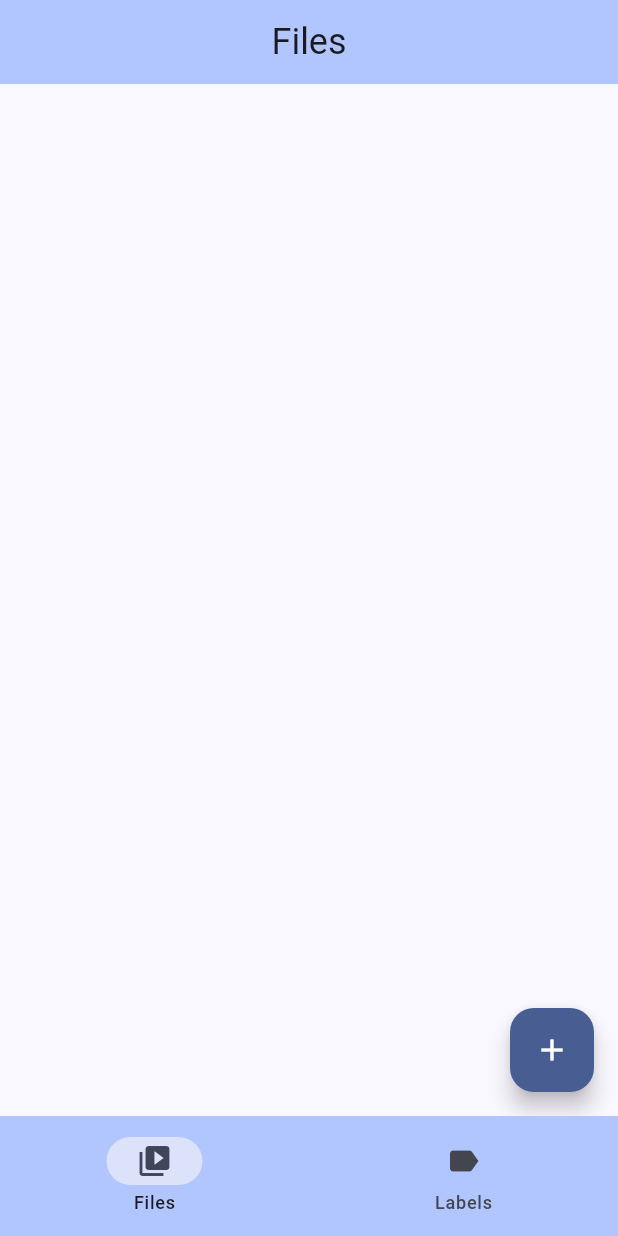
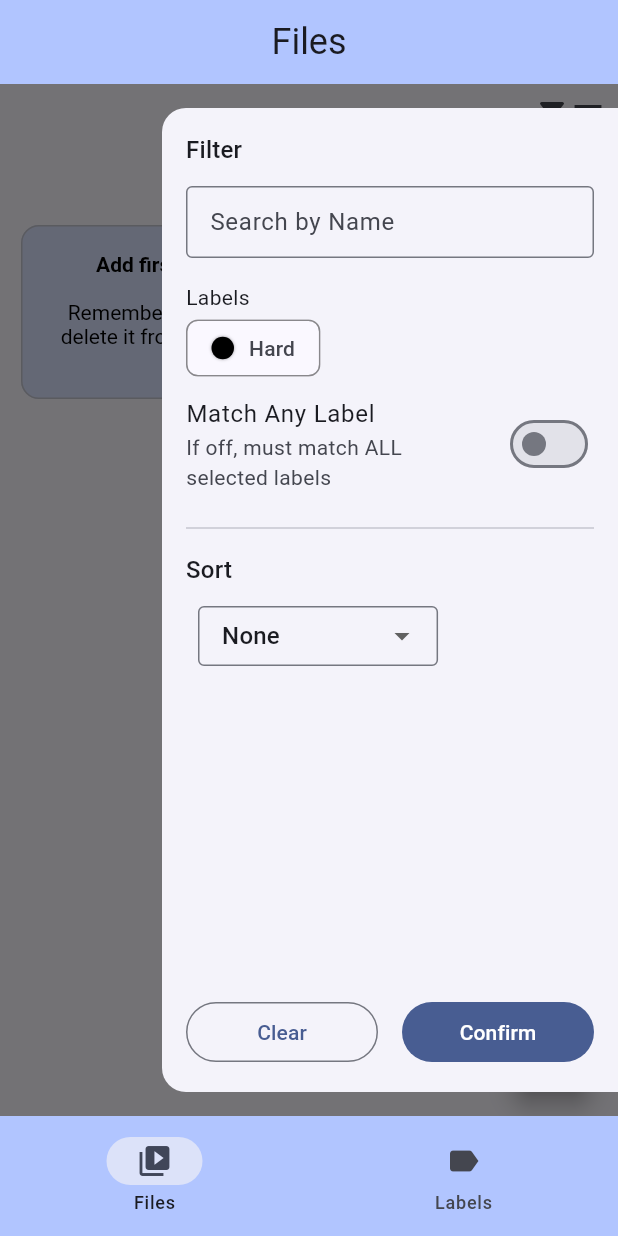
Before and after one commit to bpiasecka/gallaerial, a Flutter app: the screen it shows after launch, with the side drawer open (before the commit the screen has no drawer), on a phone screen of 412 x 824 dp. Run offline on Flutter 3.47's test engine with Material 3 defaults, Android fonts, the phone set to English and light mode, and no system bars; our stand-ins replace bloc, flutter_bloc, flutter_colorpicker, fpdart, get_it, hive and 2 more; missing offline and left inert: photo_manager, wechat_assets_picker; accounts and stored records are empty.

Commit message:
Presentation layer for filtering and sorting videos

```diff
--- a/lib/domain/entities/filter_model.dart
+++ b/lib/domain/entities/filter_model.dart
@@ -14,12 +14,13 @@ class FilterModel {
       }
     }
     if(tagIds != null && tagIds!.isNotEmpty){
+      if(video.tagIds.isEmpty) return false;
       if(alternativeTags){
         if(!video.tagIds.any((tagId) => tagIds!.contains(tagId))){
           return false;
         }
       } else{
-        if(video.tagIds.any((tagId) => !tagIds!.contains(tagId))){
+        if(tagIds!.any((selectedTag) => !video.tagIds.contains(selectedTag))){
           return false;
         }
       }
@@ -27,4 +28,8 @@ class FilterModel {
 
     return true;
   }
+
+  bool isEmpty(){
+    return (name == null || name!.isEmpty) && (tagIds == null || tagIds!.isEmpty);
+  }
 }
--- /dev/null
+++ b/lib/presentation/video_list/filter_sort_app_bar.dart
@@ -0,0 +1,189 @@
+import 'package:collection/collection.dart';
+import 'package:flutter/material.dart';
+import 'package:flutter_bloc/flutter_bloc.dart';
+import 'package:gallaerial/domain/entities/filter_model.dart';
+import 'package:gallaerial/domain/entities/sort_model.dart';
+import 'package:gallaerial/extensions/color_extension.dart';
+import 'package:gallaerial/presentation/video_list/video_list_bloc.dart';
+
+class FilterSortAppBar extends StatelessWidget implements PreferredSizeWidget {
+  const FilterSortAppBar({super.key});
+
+  @override
+  Size get preferredSize => const Size(double.infinity, 40);
+
+  @override
+  Widget build(BuildContext context) {
+    return BlocBuilder<VideoListBloc, VideoListViewState>(
+      builder: (context, state) {
+        final hasActiveModifiers = _hasActiveFilters(state.filter) || _hasActiveSort(state.sort);
+
+        return AppBar(
+          actions: [
+            if (hasActiveModifiers)
+              Expanded(
+                child: SingleChildScrollView(
+                  scrollDirection: Axis.horizontal,
+                  reverse: true,
+                  child: Row(
+                    mainAxisSize: MainAxisSize.min,
+                    children: [
+                      ..._buildTagPills(context, state),
+                      if (state.filter.name != null && state.filter.name!.isNotEmpty)
+                        _buildNamePill(context, state),
+                      if (_hasActiveSort(state.sort))
+                        _buildSortPill(context, state),
+                    ],
+                  ),
+                ),
+              ),
+
+            Builder(
+              builder: (drawerContext) => IconButton(
+                visualDensity: VisualDensity.compact,
+                icon: const Row(
+                  mainAxisSize: MainAxisSize.min,
+                  children: [Icon(Icons.filter_list_alt), Icon(Icons.sort)],
+                ),
+                onPressed: () => Scaffold.of(drawerContext).openEndDrawer(),
+              ),
+            ),
+          ],
+        );
+      },
+    );
+  }
+
+  // --- LOGIC HELPERS ---
+
+  bool _hasActiveFilters(FilterModel filter) {
+    return (filter.tagIds != null && filter.tagIds!.isNotEmpty) ||
+           (filter.name != null && filter.name!.isNotEmpty);
+  }
+
+  bool _hasActiveSort(SortModel sort) {
+    return sort.dateParameter != DateSortParameter.none ||
+           sort.durationParameter != DurationSortParameter.none;
+  }
+
+  String _getSortText(SortModel sort) {
+    if (sort.dateParameter == DateSortParameter.newest) return 'Newest';
+    if (sort.dateParameter == DateSortParameter.oldest) return 'Oldest';
+    if (sort.durationParameter == DurationSortParameter.longest) return 'Longest';
+    if (sort.durationParameter == DurationSortParameter.shortest) return 'Shortest';
+    return '';
+  }
+
+  // --- WIDGET BUILDERS ---
+
+  List<Widget> _buildTagPills(BuildContext context, VideoListViewState state) {
+    if (state.filter.tagIds == null) return [];
+
+    return state.filter.tagIds!.map((tagId) {
+      final tag = state.allTags.firstWhereOrNull((t) => t.id == tagId);
+      if (tag == null) return const SizedBox.shrink();
+
+      return _FilterPill(
+        text: tag.name,
+        leading: Container(
+          width: 15,
+          height: 15,
+          decoration: BoxDecoration(
+            shape: BoxShape.circle,
+            color: tag.color.toColor(),
+          ),
+        ),
+        onRemove: () {
+          final updatedTagIds = List<String>.from(state.filter.tagIds!)..remove(tagId);
+          final updatedFilter = FilterModel(
+            name: state.filter.name,
+            tagIds: updatedTagIds,
+            alternativeTags: state.filter.alternativeTags,
+          );
+          context.read<VideoListBloc>().add(SetFilterAndSortEvent(filter: updatedFilter, sort: state.sort));
+        },
+      );
+    }).toList();
+  }
+
+  Widget _buildNamePill(BuildContext context, VideoListViewState state) {
+    return _FilterPill(
+      text: '"${state.filter.name!}"',
+      onRemove: () {
+        final updatedFilter = FilterModel(
+          name: null,
+          tagIds: state.filter.tagIds,
+          alternativeTags: state.filter.alternativeTags
+        );
+        context.read<VideoListBloc>().add(SetFilterAndSortEvent(filter: updatedFilter, sort: state.sort));
+      },
+    );
+  }
+
+  Widget _buildSortPill(BuildContext context, VideoListViewState state) {
+    return _FilterPill(
+      text: _getSortText(state.sort),
+      leading: const Icon(Icons.sort, color: Colors.white, size: 14),
+      onRemove: () {
+        context.read<VideoListBloc>().add(SetFilterAndSortEvent(filter: state.filter, sort: SortModel.empty()));
+      },
+    );
+  }
+}
+
+// --- REUSABLE UI COMPONENT ---
+
+class _FilterPill extends StatelessWidget {
+  final String text;
+  final Widget? leading;
+  final VoidCallback onRemove;
+
+  const _FilterPill({
+    required this.text,
+    required this.onRemove,
+    this.leading,
+  });
+
+  @override
+  Widget build(BuildContext context) {
+    return Padding(
+      padding: const EdgeInsets.symmetric(horizontal: 4.0),
+      child: Container(
+        padding: const EdgeInsets.only(left: 8, right: 4, top: 4, bottom: 4),
+        decoration: BoxDecoration(
+          color: Colors.black54,
+          borderRadius: BorderRadius.circular(16),
+        ),
+        child: Row(
+          mainAxisSize: MainAxisSize.min,
+          children: [
+            if (leading != null) ...[
+              leading!,
+              const SizedBox(width: 6),
+            ],
+            Text(
+              text,
+              style: const TextStyle(
+                color: Colors.white,
+                fontSize: 12,
+                fontWeight: FontWeight.w500,
+              ),
+            ),
+            const SizedBox(width: 4),
+            GestureDetector(
+              onTap: onRemove,
+              child: Container(
+                decoration: const BoxDecoration(
+                  color: Colors.white24,
+                  shape: BoxShape.circle,
+                ),
+                padding: const EdgeInsets.all(2.0),
+                child: const Icon(Icons.close, color: Colors.white, size: 14),
+              ),
+            ),
+          ],
+        ),
+      ),
+    );
+  }
+}
--- /dev/null
+++ b/lib/presentation/video_list/filter_sort_side_menu.dart
@@ -0,0 +1,272 @@
+import 'package:flutter/material.dart';
+import 'package:flutter_bloc/flutter_bloc.dart';
+import 'package:gallaerial/domain/entities/filter_model.dart';
+import 'package:gallaerial/domain/entities/sort_model.dart';
+import 'package:gallaerial/domain/entities/tag_entity.dart';
+import 'package:gallaerial/extensions/color_extension.dart';
+import 'package:gallaerial/presentation/video_list/video_list_bloc.dart';
+
+enum UnifiedSortOption { none, newest, oldest, longest, shortest }
+
+class FilterSortSideMenu extends StatefulWidget {
+  final FilterModel currentFilter;
+  final SortModel currentSort;
+  final List<TagEntity> allTags;
+
+  const FilterSortSideMenu({
+    super.key,
+    required this.currentFilter,
+    required this.currentSort,
+    required this.allTags,
+  });
+
+  @override
+  State<FilterSortSideMenu> createState() => _FilterSortSideMenuState();
+}
+
+class _FilterSortSideMenuState extends State<FilterSortSideMenu> {
+  late TextEditingController _nameController;
+  late List<String> _selectedTagIds;
+  late bool _alternativeTags;
+  late UnifiedSortOption _selectedSort;
+
+  final Map<UnifiedSortOption, String> _sortNames = {
+    UnifiedSortOption.newest: 'From Newest',
+    UnifiedSortOption.oldest: 'From Oldest',
+    UnifiedSortOption.longest: 'From Longest',
+    UnifiedSortOption.shortest: 'From Shortest',
+    UnifiedSortOption.none: 'None',
+  };
+
+  @override
+  void initState() {
+    super.initState();
+    _nameController = TextEditingController(text: widget.currentFilter.name ?? '');
+    _selectedTagIds = List.from(widget.currentFilter.tagIds ?? []);
+    _alternativeTags = widget.currentFilter.alternativeTags;
+    _selectedSort = _getInitialSortOption(widget.currentSort);
+  }
+
+  @override
+  void dispose() {
+    _nameController.dispose();
+    super.dispose();
+  }
+
+  // --- CORE UI ---
+
+  @override
+  Widget build(BuildContext context) {
+    return SafeArea(
+      child: Column(
+        children: [
+          Expanded(
+            child: ListView(
+              padding: const EdgeInsets.symmetric(horizontal: 16),
+              children: [
+                _buildSectionHeader('Filter', topPadding: 16),
+                _buildNameSearchField(),
+                const SizedBox(height: 16),
+
+                Text('Labels', style: Theme.of(context).textTheme.bodyMedium),
+                _buildLabelsList(),
+                _buildAlternativeTagsSwitch(),
+
+                const Divider(height: 32),
+
+                _buildSectionHeader('Sort'),
+                _buildSortDropdown(),
+              ],
+            ),
+          ),
+
+          _buildActionButtons(),
+        ],
+      ),
+    );
+  }
+
+  // --- WIDGET BUILDERS ---
+
+  Widget _buildSectionHeader(String title, {double topPadding = 0}) {
+    return Padding(
+      padding: EdgeInsets.only(top: topPadding, bottom: 12.0),
+      child: Text(title, style: Theme.of(context).textTheme.titleMedium),
+    );
+  }
+
+  Widget _buildNameSearchField() {
+    return TextField(
+      controller: _nameController,
+      decoration: const InputDecoration(
+        labelText: 'Search by Name',
+        border: OutlineInputBorder(),
+        isDense: true,
+      ),
+    );
+  }
+
+  Widget _buildLabelsList() {
+    return Column(
+      mainAxisSize: MainAxisSize.min,
+      crossAxisAlignment: CrossAxisAlignment.start,
+      spacing: 8,
+      children: widget.allTags.map((tag) {
+        final isSelected = _selectedTagIds.contains(tag.id);
+
+        return FilterChip(
+          label: Row(
+            mainAxisSize: MainAxisSize.min,
+            children: [
+              Container(
+                width: 15, height: 15,
+                decoration: BoxDecoration(
+                  shape: BoxShape.circle,
+                  color: tag.color.toColor(),
+                  boxShadow: [
+                    BoxShadow(
+                      blurRadius: 1,
+                      spreadRadius: 0.001,
+                      color: Theme.of(context).colorScheme.shadow.withAlpha(100),
+                      offset: const Offset(0, 0),
+                    )
+                  ],
+                ),
+              ),
+              const SizedBox(width: 10, height: 1),
+              Text(tag.name),
+            ],
+          ),
+          shape: RoundedRectangleBorder(
+            borderRadius: const BorderRadius.all(Radius.circular(8)),
+            side: BorderSide(color: isSelected ? Colors.black : Colors.black26),
+          ),
+          selected: isSelected,
+          selectedColor: Theme.of(context).colorScheme.inversePrimary.withAlpha(120),
+          onSelected: (selected) {
+            setState(() {
+              if (selected) {
+                _selectedTagIds.add(tag.id);
+              } else {
+                _selectedTagIds.remove(tag.id);
+              }
+            });
+          },
+        );
+      }).toList(),
+    );
+  }
+
+  Widget _buildAlternativeTagsSwitch() {
+    return SwitchListTile(
+      contentPadding: EdgeInsets.zero,
+      title: const Text('Match Any Label'),
+      subtitle: const Text('If off, must match ALL selected labels'),
+      value: _alternativeTags,
+      onChanged: (val) => setState(() => _alternativeTags = val),
+    );
+  }
+
+  Widget _buildSortDropdown() {
+    return Align(
+      alignment: Alignment.centerLeft,
+      child: Padding(
+        padding: const EdgeInsets.only(left: 8.0),
+        child: IntrinsicWidth(
+          child: DropdownButtonFormField<UnifiedSortOption>(
+            initialValue: _selectedSort,
+            isExpanded: false,
+            decoration: const InputDecoration(
+              border: OutlineInputBorder(),
+              isDense: true,
+              contentPadding: EdgeInsets.symmetric(horizontal: 12, vertical: 8),
+            ),
+            items: UnifiedSortOption.values.map((option) {
+              return DropdownMenuItem<UnifiedSortOption>(
+                value: option,
+                child: Text(_sortNames[option]!),
+              );
+            }).toList(),
+            onChanged: (UnifiedSortOption? newValue) {
+              if (newValue != null) {
+                setState(() => _selectedSort = newValue);
+              }
+            },
+          ),
+        ),
+      ),
+    );
+  }
+
+  Widget _buildActionButtons() {
+    return Padding(
+      padding: const EdgeInsets.all(16.0),
+      child: Row(
+        children: [
+          Expanded(
+            child: OutlinedButton(
+              onPressed: _clearAll,
+              child: const Text('Clear'),
+            ),
+          ),
+          const SizedBox(width: 16),
+          Expanded(
+            child: FilledButton(
+              onPressed: _confirmAndClose,
+              child: const Text('Confirm'),
+            ),
+          ),
+        ],
+      ),
+    );
+  }
+
+  // --- LOGIC HELPERS ---
+
+  void _clearAll() {
+    setState(() {
+      _nameController.clear();
+      _selectedTagIds.clear();
+      _alternativeTags = false;
+      _selectedSort = UnifiedSortOption.none;
+    });
+  }
+
+  void _confirmAndClose() {
+    final changedFilter = FilterModel(
+      name: _nameController.text.trim(),
+      tagIds: _selectedTagIds,
+      alternativeTags: _alternativeTags,
+    );
+
+    final changedSort = _createSortModel();
+
+    context.read<VideoListBloc>().add(
+      SetFilterAndSortEvent(filter: changedFilter, sort: changedSort)
+    );
+    Navigator.of(context).pop();
+  }
+
+  UnifiedSortOption _getInitialSortOption(SortModel sort) {
+    if (sort.dateParameter == DateSortParameter.newest) return UnifiedSortOption.newest;
+    if (sort.dateParameter == DateSortParameter.oldest) return UnifiedSortOption.oldest;
+    if (sort.durationParameter == DurationSortParameter.longest) return UnifiedSortOption.longest;
+    if (sort.durationParameter == DurationSortParameter.shortest) return UnifiedSortOption.shortest;
+    return UnifiedSortOption.none;
+  }
+
+  SortModel _createSortModel() {
+    switch (_selectedSort) {
+      case UnifiedSortOption.newest:
+        return SortModel(dateParameter: DateSortParameter.newest, durationParameter: DurationSortParameter.none);
+      case UnifiedSortOption.oldest:
+        return SortModel(dateParameter: DateSortParameter.oldest, durationParameter: DurationSortParameter.none);
+      case UnifiedSortOption.longest:
+        return SortModel(dateParameter: DateSortParameter.none, durationParameter: DurationSortParameter.longest);
+      case UnifiedSortOption.shortest:
+        return SortModel(dateParameter: DateSortParameter.none, durationParameter: DurationSortParameter.shortest);
+      case UnifiedSortOption.none:
+        return SortModel.empty();
+    }
+  }
+}
--- a/lib/presentation/video_list/video_list_bloc.dart
+++ b/lib/presentation/video_list/video_list_bloc.dart
@@ -35,16 +35,11 @@ class EditVideoNameEvent extends VideoListViewEvent {
   EditVideoNameEvent({required this.video, required this.newName});
 }
 
-class SetFilterEvent extends VideoListViewEvent {
+class SetFilterAndSortEvent extends VideoListViewEvent {
   final FilterModel filter;
-
-  SetFilterEvent({required this.filter});
-}
-
-class SetSortEvent extends VideoListViewEvent {
   final SortModel sort;
 
-  SetSortEvent({required this.sort});
+  SetFilterAndSortEvent({required this.filter, required this.sort});
 }
 
 class VideoListViewState {
@@ -88,21 +83,13 @@ class VideoListBloc extends Bloc<VideoListViewEvent, VideoListViewState> {
       service<EditVideoNameUseCase>().call(
           EditVideoNameUseCaseParams(newName: event.newName, video: event.video));
     });
-    on<SetFilterEvent>((event, emit) async {
+    on<SetFilterAndSortEvent>((event, emit) async {
       var resVideos = await service<LoadVideosUsecase>().call(
-        LoadVideoParams(filter: event.filter, sort: state.sort));
+        LoadVideoParams(filter: event.filter, sort: event.sort));
 
       List<VideoEntity> videos = resVideos.fold(
           (e) => <VideoEntity>[], (r) => r);
-      emit(VideoListViewState(addedVideosAssets: videos, allTags: state.allTags, filter: event.filter, sort: state.sort));
-    });
-    on<SetSortEvent>((event, emit) async {
-      var resVideos = await service<LoadVideosUsecase>().call(
-        LoadVideoParams(filter: state.filter, sort: event.sort));
-
-      List<VideoEntity> videos = resVideos.fold(
-          (e) => <VideoEntity>[], (r) => r);
-      emit(VideoListViewState(addedVideosAssets: videos, allTags: state.allTags, filter: state.filter, sort: event.sort));
+      emit(VideoListViewState(addedVideosAssets: videos, allTags: state.allTags, filter: event.filter, sort: event.sort));
     });
   }
 }
--- a/lib/presentation/video_list/video_list_view.dart
+++ b/lib/presentation/video_list/video_list_view.dart
@@ -1,6 +1,8 @@
 import 'package:flutter/material.dart';
 import 'package:flutter_bloc/flutter_bloc.dart';
 import 'package:gallaerial/main.dart';
+import 'package:gallaerial/presentation/video_list/filter_sort_app_bar.dart';
+import 'package:gallaerial/presentation/video_list/filter_sort_side_menu.dart';
 import 'package:gallaerial/presentation/video_list/video_thumbnail.dart';
 import 'package:gallaerial/presentation/video_list/video_list_bloc.dart';
 import 'package:wechat_assets_picker/wechat_assets_picker.dart';
@@ -14,23 +16,39 @@ class VideoListView extends StatelessWidget {
         create: (_) => service()..add(LoadVideosEvent()),
         child: BlocBuilder<VideoListBloc, VideoListViewState>(
             builder: (context, state) => Scaffold(
+                  appBar: const FilterSortAppBar(),
+                  endDrawer: Padding(
+                    padding: const EdgeInsets.symmetric(vertical: 16.0),
+                    child: Drawer(
+                      child: FilterSortSideMenu(
+                        currentFilter: state.filter,
+                        currentSort: state.sort,
+                        allTags: state.allTags,
+                      ),
+                    ),
+                  ),
                   body: Container(
                       padding: const EdgeInsets.symmetric(
-                          horizontal: 10, vertical: 10),
-                      child: GridView.builder(
-                        padding: const EdgeInsets.only(bottom: 60),
-                          itemBuilder: (context, idx) =>
-                              idx < state.addedVideosAssets.length
+                          horizontal: 10, vertical: 0),
+                      child: state.addedVideosAssets.isEmpty
+                        ? _noVideosText(context, state)
+                        : GridView.builder(
+                        padding: const EdgeInsets.only(bottom: 60, top: 10),
+                        itemBuilder: (context, idx) => idx < state.addedVideosAssets.length
                             ? VideoThumbnailWidget(
+                                key: ValueKey(state.addedVideosAssets[idx].id),
                                 video: state.addedVideosAssets[idx],
-                                      tags: state.allTags,)
+                                tags: state.allTags,
+                              )
                             : null,
-                          gridDelegate: const SliverGridDelegateWithFixedCrossAxisCount(
+                        gridDelegate:
+                            const SliverGridDelegateWithFixedCrossAxisCount(
                           crossAxisCount: 2,
                           mainAxisSpacing: 10,
                           crossAxisSpacing: 10,
                           childAspectRatio: 0.8,
-                            ),)),
+                        ),
+                      )),
                   floatingActionButton: FloatingActionButton(
                     backgroundColor: Theme.of(context).colorScheme.primary,
                     foregroundColor: Theme.of(context).colorScheme.onPrimary,
@@ -38,6 +56,35 @@ class VideoListView extends StatelessWidget {
                     child: const Icon(Icons.add),
                   ),
                 )));
+  }
+
+  Widget _noVideosText(BuildContext context, VideoListViewState state) {
+    return Align(
+      alignment: Alignment.topCenter,
+        child: Padding(
+          padding: const EdgeInsets.only(top: 50),
+          child: Card.outlined(
+            color: Theme.of(context).colorScheme.primaryContainer,
+              child: Padding(
+                padding: const EdgeInsets.all(18.0),
+                child: !state.filter.isEmpty()
+                  ? const Text("No videos found, try change your filter settings.",
+                    textAlign: TextAlign.center, style: TextStyle(fontWeight: FontWeight.bold,))
+                  : RichText(
+                    textAlign: TextAlign.center,
+                    text: const TextSpan(
+                      style: TextStyle(color: Colors.black, fontSize: 14),
+                      children: [
+                        TextSpan(
+                          text: 'Add first video by clicking on the plus button.\n\n',
+                          style: TextStyle(fontWeight: FontWeight.bold),
+                        ),
+                        TextSpan(
+                          text: 'Remember that no copy of a video is created - if you delete it from your device, it will be removed from this app as well.',),
+                      ],
+                    ),)
+              )),
+        ));
   }
 
   Future<void> pickVideos(BuildContext context) async {
```
Lines whose indentation alone changed are shown as unchanged.
